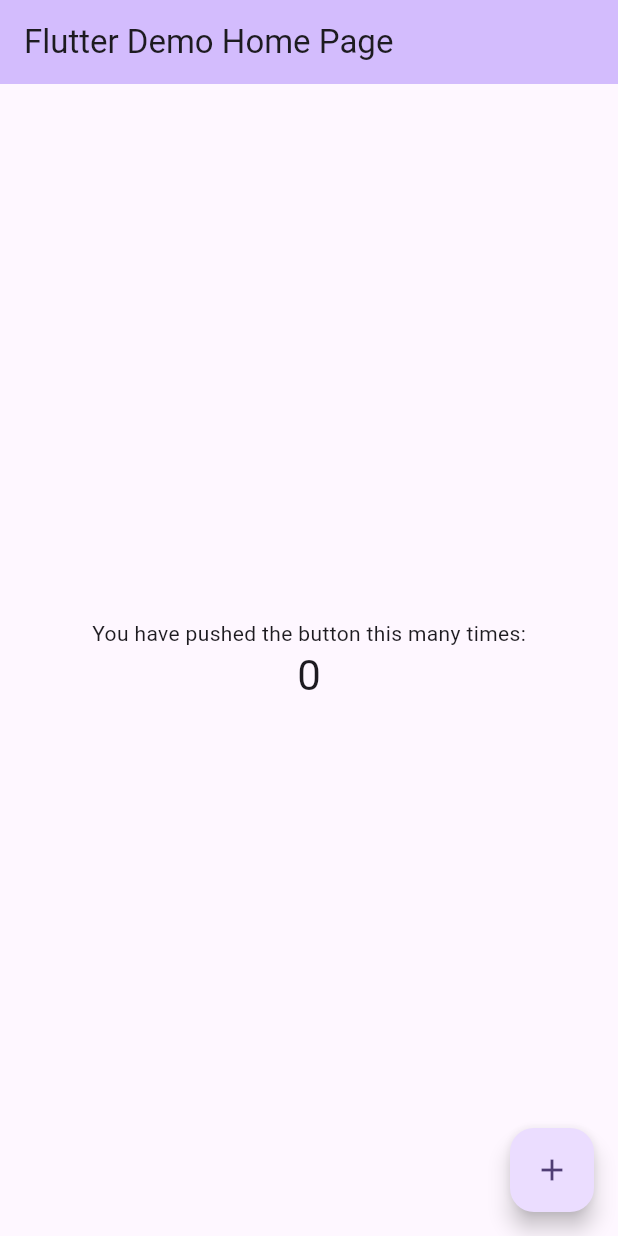
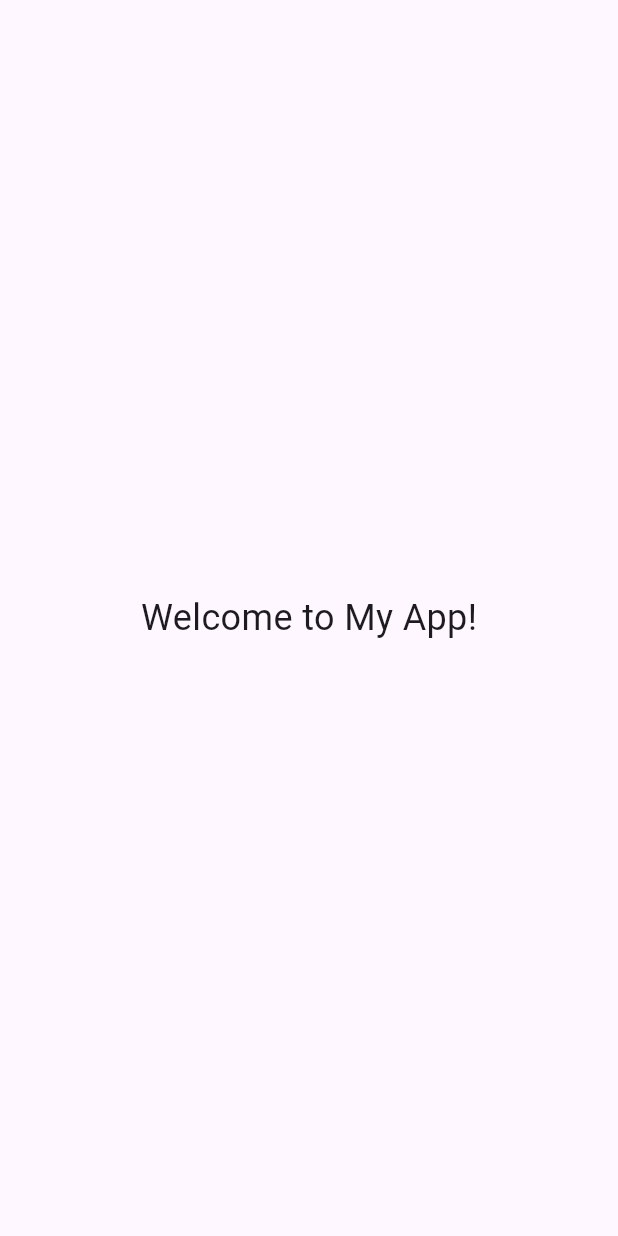
Before and after one commit to BeestingGit/hw4, a Flutter app: the first screen one second after launch, on a phone screen of 412 x 824 dp. Run offline on Flutter 3.47's test engine with Material 3 defaults, Android fonts, the phone set to English and light mode, and no system bars; our stand-ins replace firebase_core; accounts and stored records are empty.

Commit message:
Made files for each screen; Created main and splash screen; Connected firebase

```diff
--- a/lib/main.dart
+++ b/lib/main.dart
@@ -1,122 +1,16 @@
 import 'package:flutter/material.dart';
+import 'package:firebase_core/firebase_core.dart';
+import 'screens/splash_screen.dart';
 
-void main() {
-  runApp(const MyApp());
+void main() async {
+  WidgetsFlutterBinding.ensureInitialized();
+  await Firebase.initializeApp();
+  runApp(MyApp());
 }
 
 class MyApp extends StatelessWidget {
-  const MyApp({super.key});
-
-  // This widget is the root of your application.
   @override
   Widget build(BuildContext context) {
-    return MaterialApp(
-      title: 'Flutter Demo',
-      theme: ThemeData(
-        // This is the theme of your application.
-        //
-        // TRY THIS: Try running your application with "flutter run". You'll see
-        // the application has a purple toolbar. Then, without quitting the app,
-        // try changing the seedColor in the colorScheme below to Colors.green
-        // and then invoke "hot reload" (save your changes or press the "hot
-        // reload" button in a Flutter-supported IDE, or press "r" if you used
-        // the command line to start the app).
-        //
-        // Notice that the counter didn't reset back to zero; the application
-        // state is not lost during the reload. To reset the state, use hot
-        // restart instead.
-        //
-        // This works for code too, not just values: Most code changes can be
-        // tested with just a hot reload.
-        colorScheme: ColorScheme.fromSeed(seedColor: Colors.deepPurple),
-      ),
-      home: const MyHomePage(title: 'Flutter Demo Home Page'),
-    );
+    return MaterialApp(debugShowCheckedModeBanner: false, home: SplashScreen());
   }
 }
-
-class MyHomePage extends StatefulWidget {
-  const MyHomePage({super.key, required this.title});
-
-  // This widget is the home page of your application. It is stateful, meaning
-  // that it has a State object (defined below) that contains fields that affect
-  // how it looks.
-
-  // This class is the configuration for the state. It holds the values (in this
-  // case the title) provided by the parent (in this case the App widget) and
-  // used by the build method of the State. Fields in a Widget subclass are
-  // always marked "final".
-
-  final String title;
-
-  @override
-  State<MyHomePage> createState() => _MyHomePageState();
-}
-
-class _MyHomePageState extends State<MyHomePage> {
-  int _counter = 0;
-
-  void _incrementCounter() {
-    setState(() {
-      // This call to setState tells the Flutter framework that something has
-      // changed in this State, which causes it to rerun the build method below
-      // so that the display can reflect the updated values. If we changed
-      // _counter without calling setState(), then the build method would not be
-      // called again, and so nothing would appear to happen.
-      _counter++;
-    });
-  }
-
-  @override
-  Widget build(BuildContext context) {
-    // This method is rerun every time setState is called, for instance as done
-    // by the _incrementCounter method above.
-    //
-    // The Flutter framework has been optimized to make rerunning build methods
-    // fast, so that you can just rebuild anything that needs updating rather
-    // than having to individually change instances of widgets.
-    return Scaffold(
-      appBar: AppBar(
-        // TRY THIS: Try changing the color here to a specific color (to
-        // Colors.amber, perhaps?) and trigger a hot reload to see the AppBar
-        // change color while the other colors stay the same.
-        backgroundColor: Theme.of(context).colorScheme.inversePrimary,
-        // Here we take the value from the MyHomePage object that was created by
-        // the App.build method, and use it to set our appbar title.
-        title: Text(widget.title),
-      ),
-      body: Center(
-        // Center is a layout widget. It takes a single child and positions it
-        // in the middle of the parent.
-        child: Column(
-          // Column is also a layout widget. It takes a list of children and
-          // arranges them vertically. By default, it sizes itself to fit its
-          // children horizontally, and tries to be as tall as its parent.
-          //
-          // Column has various properties to control how it sizes itself and
-          // how it positions its children. Here we use mainAxisAlignment to
-          // center the children vertically; the main axis here is the vertical
-          // axis because Columns are vertical (the cross axis would be
-          // horizontal).
-          //
-          // TRY THIS: Invoke "debug painting" (choose the "Toggle Debug Paint"
-          // action in the IDE, or press "p" in the console), to see the
-          // wireframe for each widget.
-          mainAxisAlignment: MainAxisAlignment.center,
-          children: <Widget>[
-            const Text('You have pushed the button this many times:'),
-            Text(
-              '$_counter',
-              style: Theme.of(context).textTheme.headlineMedium,
-            ),
-          ],
-        ),
-      ),
-      floatingActionButton: FloatingActionButton(
-        onPressed: _incrementCounter,
-        tooltip: 'Increment',
-        child: const Icon(Icons.add),
-      ), // This trailing comma makes auto-formatting nicer for build methods.
-    );
-  }
-}
--- /dev/null
+++ b/lib/screens/splash_screen.dart
@@ -0,0 +1,29 @@
+import 'package:flutter/material.dart';
+import 'login_page.dart';
+
+class SplashScreen extends StatefulWidget {
+  @override
+  _SplashScreenState createState() => _SplashScreenState();
+}
+
+class _SplashScreenState extends State<SplashScreen> {
+  @override
+  void initState() {
+    super.initState();
+    Future.delayed(Duration(seconds: 3), () {
+      Navigator.pushReplacement(
+        context,
+        MaterialPageRoute(builder: (_) => LoginPage()),
+      );
+    });
+  }
+
+  @override
+  Widget build(BuildContext context) {
+    return Scaffold(
+      body: Center(
+        child: Text("Welcome to My App!", style: TextStyle(fontSize: 24)),
+      ),
+    );
+  }
+}
--- a/pubspec.yaml
+++ b/pubspec.yaml
@@ -30,6 +30,9 @@ environment:
 dependencies:
   flutter:
     sdk: flutter
+  firebase_core: ^2.15.0
+  firebase_auth: ^4.7.1
+  cloud_firestore: ^4.10.3
 
   # The following adds the Cupertino Icons font to your application.
   # Use with the CupertinoIcons class for iOS style icons.
```
Also changed, not shown: firebase.json (added), lib/firebase_options.dart (added), lib/screens/chat_page.dart (added), lib/screens/home_page.dart (added), lib/screens/login_page.dart (added), lib/screens/profile_page.dart (added), lib/screens/registration_page.dart (added), lib/screens/settings_page.dart (added), pubspec.lock, 7 other files.
